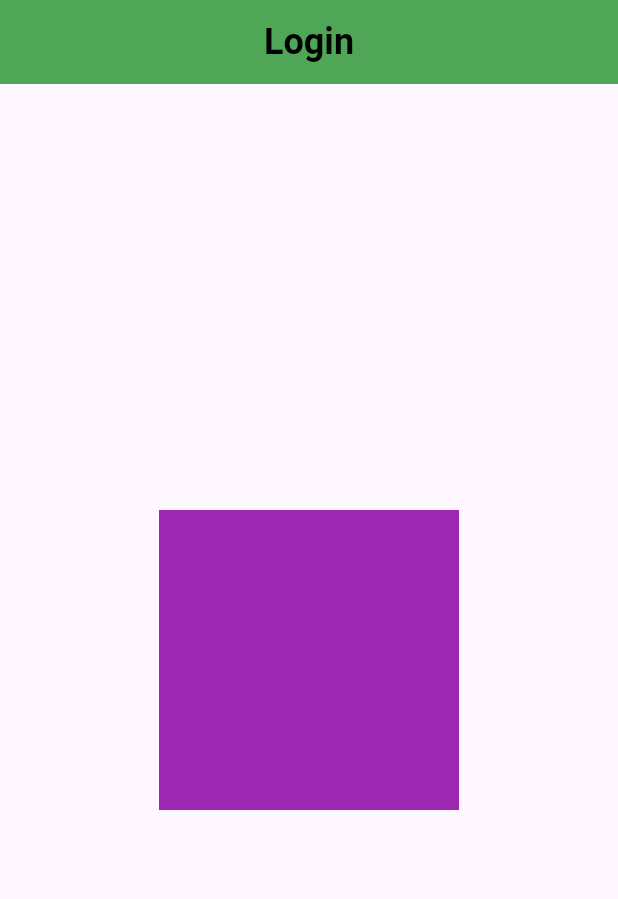
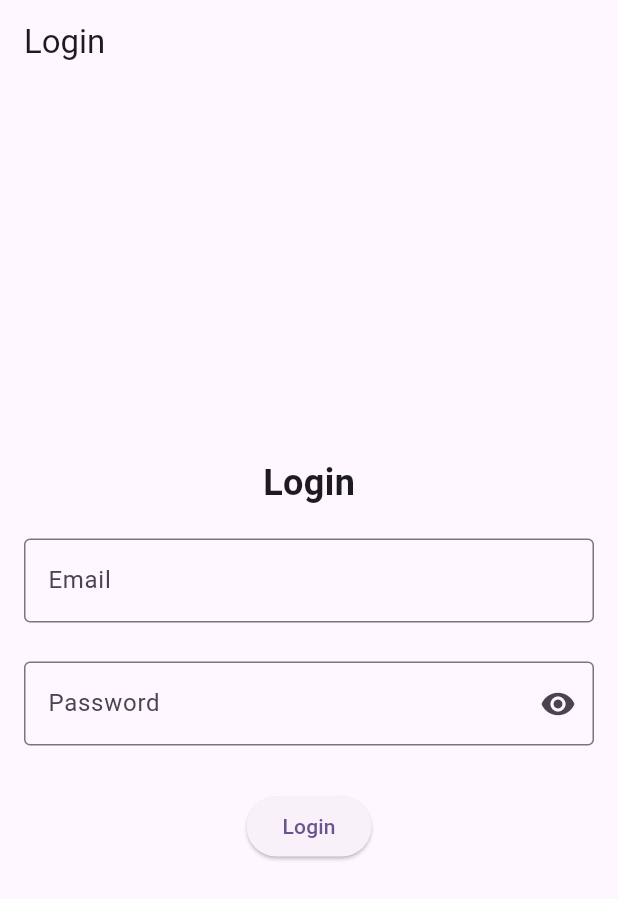
Before and after one commit to burhanrampurwala/my_demo_app, a Flutter app: the screen it shows after launch, on a phone screen of 412 x 824 dp. Shown: the top 899 px of the screen. Run offline on Flutter 3.47's test engine with Material 3 defaults, Android fonts, the phone set to English and light mode, and no system bars; our stand-ins replace get_it.

```diff
--- a/lib/common/resources/enum.dart
+++ b/lib/common/resources/enum.dart
@@ -1 +1,5 @@
 enum Environment { dev, prod }
+
+enum OS { android, ios }
+
+enum TextFieldVariant { email, password }
--- a/lib/data/remote_data_services/auth_data_services.dart
+++ b/lib/data/remote_data_services/auth_data_services.dart
@@ -0,0 +1,25 @@
+
+import 'dart:convert';
+
+import '../../common/resources/urls.dart';
+import '../../services/http_services/http_service_header.dart';
+import '../../services/http_services/http_services.dart';
+import '../models/api_request_model/sign_in_request_model.dart';
+
+class AuthenticationDataService {
+
+  static Future signIn({required SignInRequestModel signInRequestModel}) async {
+    String baseUrl = '${UrlPrefixes.baseUrl}${UrlSuffixes.login_api}';
+
+    var data = json.encode({
+      "email": signInRequestModel.email,
+      "password": signInRequestModel.password,
+    });
+
+    final response = await HttpServices.postMethod(baseUrl,
+        data: data, header: await setHeader(true));
+
+    return response;
+  }
+
+}
--- a/lib/presentation/auth/bloc/sign_in_event.dart
+++ /dev/null
@@ -1,6 +0,0 @@
-part of 'sign_in_bloc.dart';
-
-@freezed
-class SignInEvent with _$SignInEvent {
-  const factory SignInEvent.started() = _Started;
-}
--- a/lib/presentation/auth/bloc/sign_in_state.dart
+++ /dev/null
@@ -1,6 +0,0 @@
-part of 'sign_in_bloc.dart';
-
-@freezed
-class SignInState with _$SignInState {
-  const factory SignInState.initial() = _Initial;
-}
--- a/lib/presentation/auth/page/login_screen.dart
+++ b/lib/presentation/auth/page/login_screen.dart
@@ -8,29 +8,92 @@ class LoginScreen extends StatefulWidget {
 }
 
 class _LoginScreenState extends State<LoginScreen> {
+  final _formKey = GlobalKey<FormState>();
+  final _emailController = TextEditingController();
+  final _passwordController = TextEditingController();
+  bool _obscurePassword = true;
+
   @override
   Widget build(BuildContext context) {
     return SafeArea(
       top: false,
       child: Scaffold(
         appBar: AppBar(
-          title: const Text(
-            'Login',
-            style: TextStyle(
-              color: Colors.black,
-              fontWeight: FontWeight.bold,
-              fontSize: 24,
+          title: const Text('Login'),
+        ),
+        body: Padding(
+          padding: const EdgeInsets.all(16.0),
+          child: Form(
+            key: _formKey,
+            child: Column(
+              mainAxisAlignment: MainAxisAlignment.center,
+              children: [
+                const Text(
+                  'Login',
+                  style: TextStyle(fontSize: 24, fontWeight: FontWeight.bold),
+                ),
+                const SizedBox(height: 20),
+                TextFormField(
+                  controller: _emailController,
+                  decoration: const InputDecoration(
+                    labelText: 'Email',
+                    border: OutlineInputBorder(),
+                  ),
+                  validator: (value) {
+                    if (value == null || value.isEmpty) {
+                      return 'Please enter your email';
+                    }
+                    final emailRegex = RegExp(r'^[^@]+@[^@]+\.[^@]+');
+                    if (!emailRegex.hasMatch(value)) {
+                      return 'Please enter a valid email address';
+                    }
+                    return null;
+                  },
+                ),
+                const SizedBox(height: 26),
+                TextFormField(
+                  controller: _passwordController,
+                  obscureText: _obscurePassword,
+                  decoration: InputDecoration(
+                    labelText: 'Password',
+                    border: const OutlineInputBorder(),
+                    suffixIcon: IconButton(
+                      icon: Icon(
+                        _obscurePassword
+                            ? Icons.visibility
+                            : Icons.visibility_off,
+                      ),
+                      onPressed: () {
+                        setState(() {
+                          _obscurePassword = !_obscurePassword;
+                        });
+                      },
+                    ),
+                  ),
+                  validator: (value) {
+                    if (value == null || value.isEmpty) {
+                      return 'Please enter your password';
+                    }
+                    if (value.length < 6) {
+                      return 'Password must be at least 6 characters long';
+                    }
+                    return null;
+                  },
+                ),
+                const SizedBox(height: 30),
+                ElevatedButton(
+                  onPressed: () {
+                    if (_formKey.currentState?.validate() ?? false) {
+                      // Handle login logic here
+                      ScaffoldMessenger.of(context).showSnackBar(
+                        const SnackBar(content: Text('Processing Data')),
+                      );
+                    }
+                  },
+                  child: const Text('Login'),
+                ),
+              ],
             ),
-          ),
-          centerTitle: true,
-          elevation: 5,
-          backgroundColor: Colors.green,
-        ),
-        body: Center(
-          child: Container(
-            height: 200,
-            width: 200,
-            color: Colors.purple,
           ),
         ),
       ),
```
Also changed, not shown: lib/app_config/environment_variables.dart (+12 -9 lines), lib/di/di.dart (+5 -3 lines), lib/presentation/auth/bloc/sign_in_bloc.dart (deleted, +0 -14 lines), pubspec.yaml (+8 -2 lines), lib/presentation/auth/bloc/sign_in_bloc.freezed.dart (deleted), pubspec.lock, 3 other files.
